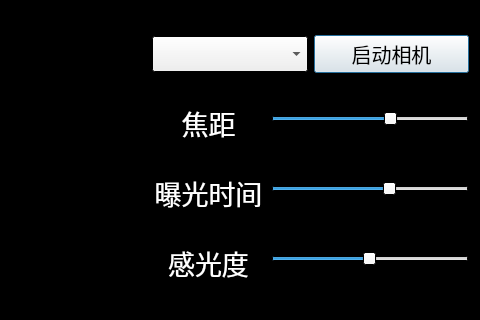
First picture: the form in ui/settings.ui, repository Marco-ardu/DetectScraw, before the edit; both pictures show x 498 to 978 and y 0 to 320 of the 978 by 458 pixel window.
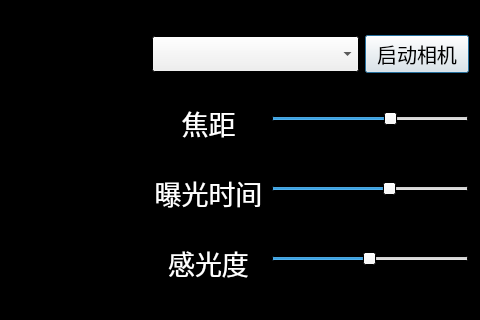
Second picture: the form after the edit.

```diff
--- a/ui/settings.ui
+++ b/ui/settings.ui
@@ -124,7 +124,7 @@
    <item>
     <layout class="QVBoxLayout" name="verticalLayout">
      <item>
-      <layout class="QHBoxLayout" name="horizontalLayout">
+      <layout class="QHBoxLayout" name="horizontalLayout" stretch="2,1">
        <item>
         <widget class="QComboBox" name="CameraList">
          <property name="font">
```
